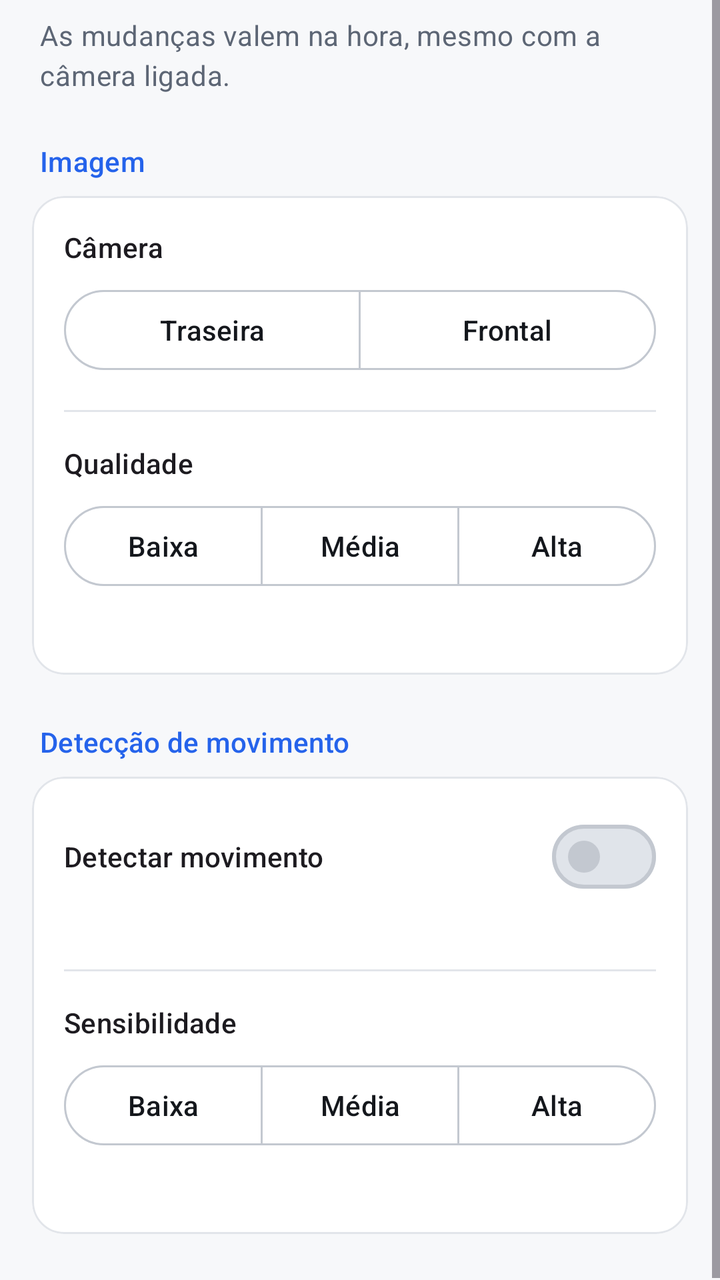
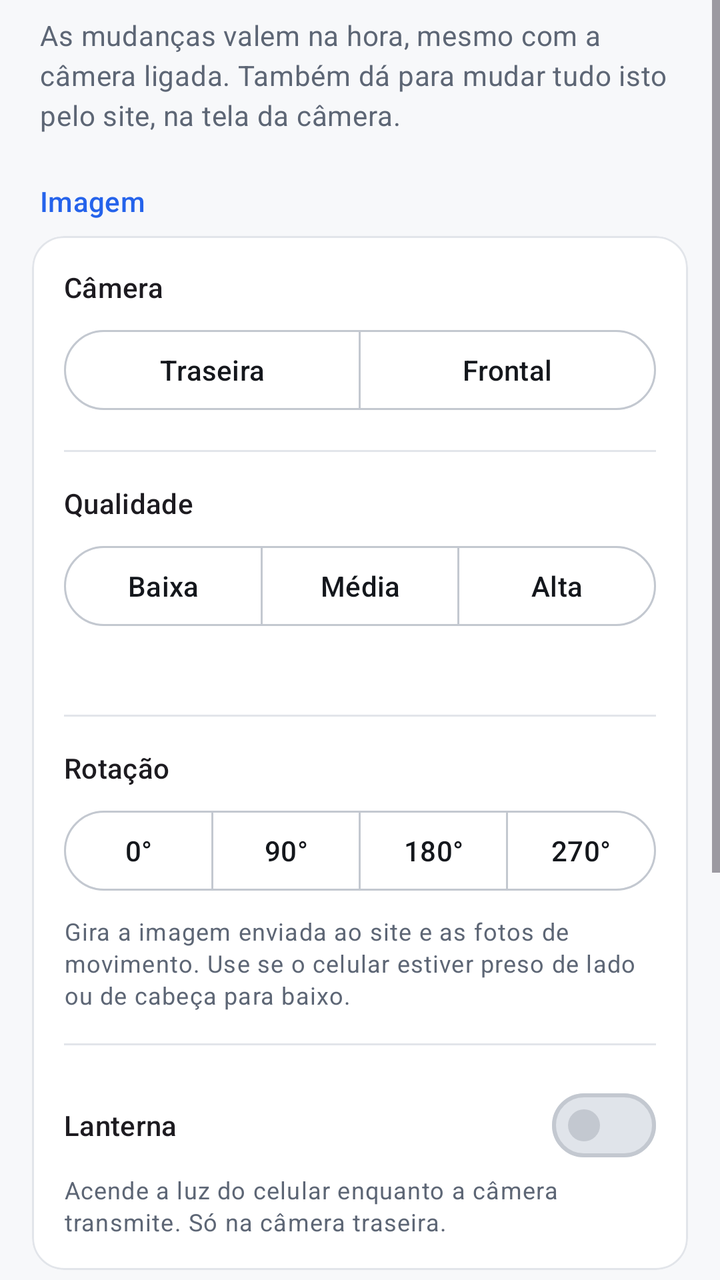

The first picture is an Android layout as it rendered before a commit; the second is the same layout after the commit. The layout source and the unified diff follow.
<!-- AndroidManifest.xml: application theme Theme.CameraMonitor -->
<!-- res/layout/fragment_camera.xml -->
<?xml version="1.0" encoding="utf-8"?>
<ScrollView xmlns:android="http://schemas.android.com/apk/res/android"
    xmlns:app="http://schemas.android.com/apk/res-auto"
    android:layout_width="match_parent"
    android:layout_height="match_parent"
    android:fillViewport="true">

    <LinearLayout
        android:layout_width="match_parent"
        android:layout_height="wrap_content"
        android:orientation="vertical"
        android:paddingStart="16dp"
        android:paddingEnd="16dp"
        android:paddingBottom="24dp">

        <TextView
            android:layout_width="match_parent"
            android:layout_height="wrap_content"
            android:layout_marginTop="8dp"
            android:paddingStart="4dp"
            android:paddingEnd="4dp"
            android:text="@string/camera_intro"
            android:textAppearance="?attr/textAppearanceBodyMedium"
            android:textColor="?attr/colorOnSurfaceVariant" />

        
        <TextView
            style="@style/SectionTitle"
            android:text="@string/image_title" />

        <com.google.android.material.card.MaterialCardView
            style="@style/SectionCard"
            android:layout_width="match_parent"
            android:layout_height="wrap_content">

            <LinearLayout style="@style/SectionCardContent">

                <TextView
                    style="@style/OptionLabel"
                    android:text="@string/image_lens_label" />

                <com.google.android.material.button.MaterialButtonToggleGroup
                    android:id="@+id/lensGroup"
                    style="@style/ChoiceGroup">

                    <com.google.android.material.button.MaterialButton
                        android:id="@+id/lensBack"
                        style="@style/ChoiceButton"
                        android:text="@string/lens_back" />

                    <com.google.android.material.button.MaterialButton
                        android:id="@+id/lensFront"
                        style="@style/ChoiceButton"
                        android:text="@string/lens_front" />

                </com.google.android.material.button.MaterialButtonToggleGroup>

                <com.google.android.material.divider.MaterialDivider style="@style/CardDivider" />

                <TextView
                    style="@style/OptionLabel"
                    android:text="@string/image_quality_label" />

                <com.google.android.material.button.MaterialButtonToggleGroup
                    android:id="@+id/qualityGroup"
                    style="@style/ChoiceGroup">

                    <com.google.android.material.button.MaterialButton
                        android:id="@+id/qualityLow"
                        style="@style/ChoiceButton"
                        android:text="@string/quality_low" />

                    <com.google.android.material.button.MaterialButton
                        android:id="@+id/qualityMedium"
                        style="@style/ChoiceButton"
                        android:text="@string/quality_medium" />

                    <com.google.android.material.button.MaterialButton
                        android:id="@+id/qualityHigh"
                        style="@style/ChoiceButton"
                        android:text="@string/quality_high" />

                </com.google.android.material.button.MaterialButtonToggleGroup>

                <TextView
                    android:id="@+id/qualityHint"
                    style="@style/OptionHint" />

            </LinearLayout>

        </com.google.android.material.card.MaterialCardView>

        
        <TextView
            style="@style/SectionTitle"
            android:text="@string/motion_title" />

        <com.google.android.material.card.MaterialCardView
            style="@style/SectionCard"
            android:layout_width="match_parent"
            android:layout_height="wrap_content">

            <LinearLayout style="@style/SectionCardContent">

                <com.google.android.material.materialswitch.MaterialSwitch
                    android:id="@+id/motionSwitch"
                    android:layout_width="match_parent"
                    android:layout_height="wrap_content"
                    android:text="@string/motion_switch"
                    android:textAppearance="?attr/textAppearanceTitleSmall" />

                <TextView
                    android:id="@+id/motionHint"
                    style="@style/OptionHint"
                    android:layout_marginTop="0dp" />

                <com.google.android.material.divider.MaterialDivider style="@style/CardDivider" />

                <TextView
                    android:id="@+id/sensitivityLabel"
                    style="@style/OptionLabel"
                    android:text="@string/motion_sensitivity_label" />

                <com.google.android.material.button.MaterialButtonToggleGroup
                    android:id="@+id/sensitivityGroup"
                    style="@style/ChoiceGroup">

                    <com.google.android.material.button.MaterialButton
                        android:id="@+id/sensitivityLow"
                        style="@style/ChoiceButton"
                        android:text="@string/quality_low" />

                    <com.google.android.material.button.MaterialButton
                        android:id="@+id/sensitivityMedium"
                        style="@style/ChoiceButton"
                        android:text="@string/quality_medium" />

                    <com.google.android.material.button.MaterialButton
                        android:id="@+id/sensitivityHigh"
                        style="@style/ChoiceButton"
                        android:text="@string/quality_high" />

                </com.google.android.material.button.MaterialButtonToggleGroup>

                <TextView
                    android:id="@+id/sensitivityHint"
                    style="@style/OptionHint" />

            </LinearLayout>

        </com.google.android.material.card.MaterialCardView>

    </LinearLayout>

</ScrollView>
<!-- resources referenced by this layout -->
<resources>
  <string name="camera_intro">As mudanças valem na hora, mesmo com a câmera ligada.</string>
  <string name="image_lens_label">Câmera</string>
  <string name="image_quality_label">Qualidade</string>
  <string name="image_title">Imagem</string>
  <string name="lens_back">Traseira</string>
  <string name="lens_front">Frontal</string>
  <string name="motion_sensitivity_label">Sensibilidade</string>
  <string name="motion_switch">Detectar movimento</string>
  <string name="motion_title">Detecção de movimento</string>
  <string name="quality_high">Alta</string>
  <string name="quality_low">Baixa</string>
  <string name="quality_medium">Média</string>
  <style name="CardDivider">
          <item name="android:layout_width">match_parent</item>
          <item name="android:layout_height">wrap_content</item>
          <item name="android:layout_marginTop">16dp</item>
          <item name="android:layout_marginBottom">16dp</item>
      </style>
  <style name="ChoiceButton" parent="Widget.Material3.Button.OutlinedButton">
          <item name="android:layout_width">0dp</item>
          <item name="android:layout_height">wrap_content</item>
          <item name="android:layout_weight">1</item>
          <item name="android:paddingStart">8dp</item>
          <item name="android:paddingEnd">8dp</item>
      </style>
  <style name="ChoiceGroup">
          <item name="android:layout_width">match_parent</item>
          <item name="android:layout_height">wrap_content</item>
          <item name="android:layout_marginTop">8dp</item>
          <item name="selectionRequired">true</item>
          <item name="singleSelection">true</item>
      </style>
  <style name="OptionLabel">
          <item name="android:layout_width">match_parent</item>
          <item name="android:layout_height">wrap_content</item>
          <item name="android:textAppearance">?attr/textAppearanceTitleSmall</item>
      </style>
  <style name="SectionCard" parent="Widget.Material3.CardView.Outlined">
          <item name="cardBackgroundColor">?attr/colorSurfaceContainerLow</item>
          <item name="strokeColor">?attr/colorOutlineVariant</item>
          <item name="cardCornerRadius">16dp</item>
      </style>
  <style name="SectionCardContent">
          <item name="android:layout_width">match_parent</item>
          <item name="android:layout_height">wrap_content</item>
          <item name="android:orientation">vertical</item>
          <item name="android:padding">16dp</item>
      </style>
  <color name="primary">#2563EB</color>
  <color name="on_primary">#FFFFFF</color>
  <color name="primary_container">#DBE6FE</color>
  <color name="on_primary_container">#0B2A6B</color>
  <color name="surface">#F7F8FA</color>
  <color name="surface_lowest">#FFFFFF</color>
  <color name="surface_low">#FFFFFF</color>
  <color name="surface_container">#ECEEF2</color>
  <color name="surface_high">#E6E9EE</color>
  <color name="surface_highest">#E0E4EA</color>
  <color name="on_surface">#14171C</color>
  <color name="on_surface_variant">#5D6675</color>
  <color name="outline">#C3C8D0</color>
  <color name="outline_variant">#E2E5EA</color>
  <color name="error">#DC2626</color>
  <color name="on_error">#FFFFFF</color>
  <color name="error_container">#FDE2E2</color>
  <color name="on_error_container">#7F1D1D</color>
  <!-- unchanged entries left out for length: 3 -->
</resources>

<!-- the commit's change to res/layout/fragment_camera.xml (unified diff, before → after) -->
@@ -86,6 +86,56 @@
                     android:id="@+id/qualityHint"
                     style="@style/OptionHint" />
 
+                <com.google.android.material.divider.MaterialDivider style="@style/CardDivider" />
+
+                <TextView
+                    style="@style/OptionLabel"
+                    android:text="@string/rotation_label" />
+
+                <com.google.android.material.button.MaterialButtonToggleGroup
+                    android:id="@+id/rotationGroup"
+                    style="@style/ChoiceGroup">
+
+                    <com.google.android.material.button.MaterialButton
+                        android:id="@+id/rotation0"
+                        style="@style/ChoiceButton"
+                        android:text="@string/rotation_0" />
+
+                    <com.google.android.material.button.MaterialButton
+                        android:id="@+id/rotation90"
+                        style="@style/ChoiceButton"
+                        android:text="@string/rotation_90" />
+
+                    <com.google.android.material.button.MaterialButton
+                        android:id="@+id/rotation180"
+                        style="@style/ChoiceButton"
+                        android:text="@string/rotation_180" />
+
+                    <com.google.android.material.button.MaterialButton
+                        android:id="@+id/rotation270"
+                        style="@style/ChoiceButton"
+                        android:text="@string/rotation_270" />
+
+                </com.google.android.material.button.MaterialButtonToggleGroup>
+
+                <TextView
+                    style="@style/OptionHint"
+                    android:text="@string/rotation_hint" />
+
+                <com.google.android.material.divider.MaterialDivider style="@style/CardDivider" />
+
+                <com.google.android.material.materialswitch.MaterialSwitch
+                    android:id="@+id/torchSwitch"
+                    android:layout_width="match_parent"
+                    android:layout_height="wrap_content"
+                    android:text="@string/torch_switch"
+                    android:textAppearance="?attr/textAppearanceTitleSmall" />
+
+                <TextView
+                    style="@style/OptionHint"
+                    android:layout_marginTop="0dp"
+                    android:text="@string/torch_hint" />
+
             </LinearLayout>
 
         </com.google.android.material.card.MaterialCardView>
<!-- resource entries referenced after the edit -->
@@ -1,6 +1,6 @@
 <!-- resources referenced by this layout -->
 <resources>
-  <string name="camera_intro">As mudanças valem na hora, mesmo com a câmera ligada.</string>
+  <string name="camera_intro">As mudanças valem na hora, mesmo com a câmera ligada. Também dá para mudar tudo isto pelo site, na tela da câmera.</string>
   <string name="image_lens_label">Câmera</string>
   <string name="image_quality_label">Qualidade</string>
   <string name="image_title">Imagem</string>
@@ -12,6 +12,14 @@
   <string name="quality_high">Alta</string>
   <string name="quality_low">Baixa</string>
   <string name="quality_medium">Média</string>
+  <string name="rotation_0">0°</string>
+  <string name="rotation_180">180°</string>
+  <string name="rotation_270">270°</string>
+  <string name="rotation_90">90°</string>
+  <string name="rotation_hint">Gira a imagem enviada ao site e as fotos de movimento. Use se o celular estiver preso de lado ou de cabeça para baixo.</string>
+  <string name="rotation_label">Rotação</string>
+  <string name="torch_hint">Acende a luz do celular enquanto a câmera transmite. Só na câmera traseira.</string>
+  <string name="torch_switch">Lanterna</string>
   <style name="CardDivider">
           <item name="android:layout_width">match_parent</item>
           <item name="android:layout_height">wrap_content</item>
